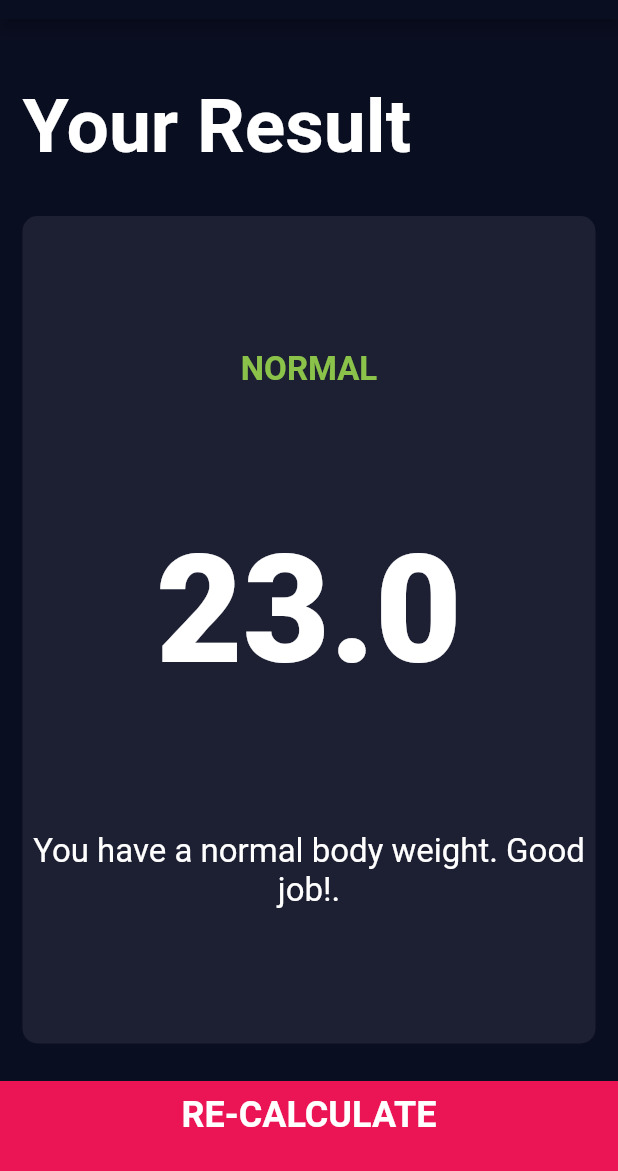
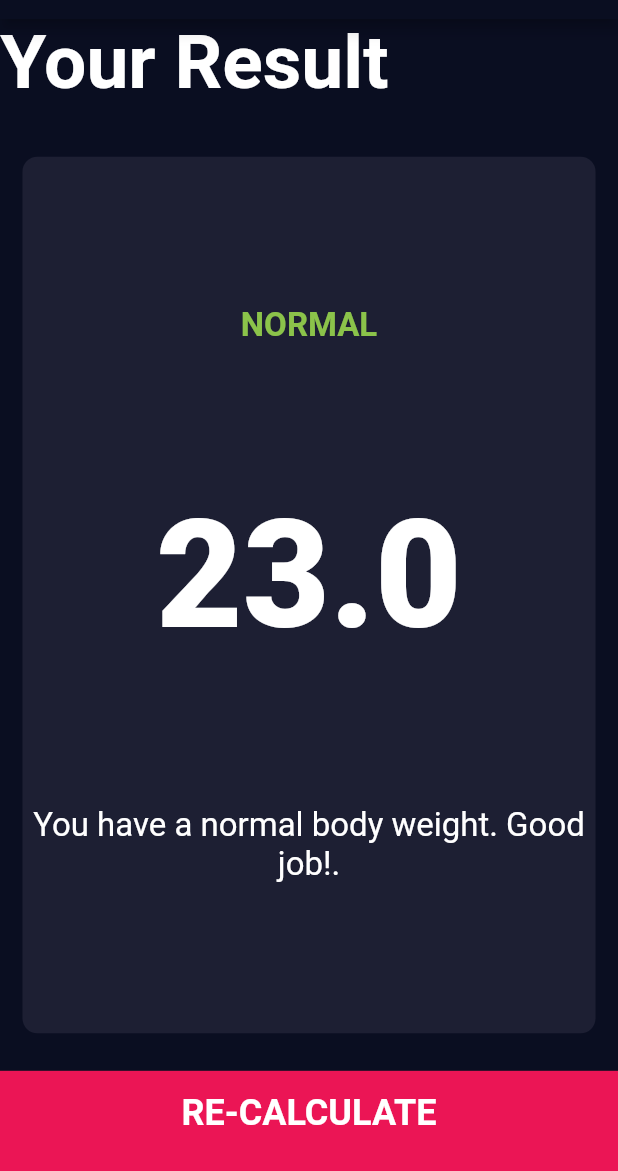
Before and after one commit to MostafaAE/BMI-Calculator, a Flutter app: the screen it shows after launch, after a tap on "CALCULATE", on a phone screen of 412 x 824 dp, the part 65-1236 px from its top. Run offline on Flutter 3.47's test engine with Material 2 defaults, Android fonts, the phone set to English and light mode, and no system bars; drawn by our look-alikes of auto_size_text; our stand-ins replace font_awesome_flutter.

Commit message:
Replacing Text by AutoSizeText

```diff
--- a/lib/components/calculate_button.dart
+++ b/lib/components/calculate_button.dart
@@ -1,3 +1,4 @@
+import 'package:auto_size_text/auto_size_text.dart';
 import 'package:flutter/material.dart';
 import '../constants.dart';
 
@@ -15,12 +16,11 @@ class CalcButton extends StatelessWidget {
       },
       child: Container(
         width: double.infinity,
-        height: kBottomContainerHeight,
         margin: EdgeInsets.only(top: 10),
-        padding: EdgeInsets.only(bottom: 15),
+        padding: EdgeInsets.only(bottom: 10),
         color: kBottomContainerColour,
         child: Center(
-          child: Text(
+          child: AutoSizeText(
             buttonText,
             style: kLargeButtonTextStyle,
           ),
--- a/lib/components/icon_content.dart
+++ b/lib/components/icon_content.dart
@@ -1,3 +1,4 @@
+import 'package:auto_size_text/auto_size_text.dart';
 import 'package:flutter/material.dart';
 import '../constants.dart';
 
@@ -18,7 +19,7 @@ class IconContent extends StatelessWidget {
         SizedBox(
           height: 15.0,
         ),
-        Text(cardText, style: kLabelTextStyle),
+        AutoSizeText(cardText, style: kLabelTextStyle),
       ],
     );
   }
--- a/lib/components/reusable_card.dart
+++ b/lib/components/reusable_card.dart
@@ -14,6 +14,7 @@ class ReusableCard extends StatelessWidget {
       },
       child: Container(
         margin: EdgeInsets.all(15),
+        padding: EdgeInsets.all(5),
         decoration: BoxDecoration(
           color: colour,
           borderRadius: BorderRadius.circular(10.0),
--- a/lib/constants.dart
+++ b/lib/constants.dart
@@ -3,7 +3,6 @@ import 'package:flutter/material.dart';
 const kActiveCardColour = Color(0xFF1D1F33);
 const kInactiveCardColour = Color(0xFF111328);
 const kBottomContainerColour = Color(0xFFEB1555);
-const kBottomContainerHeight = 60.0;
 const kLabelTextStyle = TextStyle(
   fontSize: 18.0,
   color: Color(0xFF555766),
--- a/lib/screens/input_page.dart
+++ b/lib/screens/input_page.dart
@@ -1,3 +1,4 @@
+import 'package:auto_size_text/auto_size_text.dart';
 import 'package:flutter/material.dart';
 import 'package:font_awesome_flutter/font_awesome_flutter.dart';
 import 'package:bmi_calculator/components/calculate_button.dart';
@@ -28,7 +29,7 @@ class _InputPageState extends State<InputPage> {
   Widget build(BuildContext context) {
     return Scaffold(
       appBar: AppBar(
-        title: Text('BMI CALCULATOR'),
+        title: AutoSizeText('BMI CALCULATOR'),
       ),
       body: Column(
         children: [
@@ -41,8 +42,10 @@ class _InputPageState extends State<InputPage> {
                     colour: selectedGender == Gender.male
                         ? kActiveCardColour
                         : kInactiveCardColour,
-                    cardChild: IconContent(
+                    cardChild: FittedBox(
+                      child: IconContent(
                           cardIcon: FontAwesomeIcons.mars, cardText: 'MALE'),
+                    ),
                     onPress: () {
                       setState(() {
                         selectedGender = Gender.male;
@@ -55,8 +58,10 @@ class _InputPageState extends State<InputPage> {
                     colour: selectedGender == Gender.female
                         ? kActiveCardColour
                         : kInactiveCardColour,
-                    cardChild: IconContent(
+                    cardChild: FittedBox(
+                      child: IconContent(
                           cardIcon: FontAwesomeIcons.venus, cardText: 'FEMALE'),
+                    ),
                     onPress: () {
                       setState(() {
                         selectedGender = Gender.female;
@@ -76,8 +81,9 @@ class _InputPageState extends State<InputPage> {
                     colour: kActiveCardColour,
                     cardChild: Column(
                       mainAxisAlignment: MainAxisAlignment.center,
+                      crossAxisAlignment: CrossAxisAlignment.center,
                       children: [
-                        Text(
+                        AutoSizeText(
                           'HEIGHT',
                           style: kLabelTextStyle,
                         ),
@@ -86,23 +92,24 @@ class _InputPageState extends State<InputPage> {
                           crossAxisAlignment: CrossAxisAlignment.baseline,
                           textBaseline: TextBaseline.alphabetic,
                           children: [
-                            Text(
+                            AutoSizeText(
                               '$height',
                               style: kNumberTextStyle,
                             ),
-                            Text(
+                            AutoSizeText(
                               'cm',
                               style: kLabelTextStyle,
                             ),
                           ],
                         ),
-                        SliderTheme(
+                        Expanded(
+                          child: SliderTheme(
                             data: SliderTheme.of(context).copyWith(
                               thumbShape: RoundSliderThumbShape(
                                 enabledThumbRadius: 15.0,
                               ),
                               overlayShape:
-                                RoundSliderOverlayShape(overlayRadius: 30.0),
+                                  RoundSliderOverlayShape(overlayRadius: 25.0),
                               thumbColor: Color(0xFFEB1555),
                               overlayColor: Color(0x29EB1555),
                               activeTrackColor: Colors.white,
@@ -117,6 +124,7 @@ class _InputPageState extends State<InputPage> {
                               },
                               min: 60,
                               max: 260,
+                            ),
                           ),
                         ),
                       ],
@@ -135,16 +143,18 @@ class _InputPageState extends State<InputPage> {
                     colour: kActiveCardColour,
                     cardChild: Column(
                       mainAxisAlignment: MainAxisAlignment.center,
+                      crossAxisAlignment: CrossAxisAlignment.center,
                       children: [
-                        Text(
+                        AutoSizeText(
                           'WEIGHT',
                           style: kLabelTextStyle,
                         ),
-                        Text(
+                        AutoSizeText(
                           '$weight',
                           style: kNumberTextStyle,
                         ),
-                        Row(
+                        Expanded(
+                          child: Row(
                             mainAxisAlignment: MainAxisAlignment.center,
                             children: [
                               RoundIconButton(
@@ -156,7 +166,7 @@ class _InputPageState extends State<InputPage> {
                                 },
                               ),
                               SizedBox(
-                              width: 20,
+                                width: 15,
                               ),
                               RoundIconButton(
                                 icon: FontAwesomeIcons.plus,
@@ -167,6 +177,7 @@ class _InputPageState extends State<InputPage> {
                                 },
                               ),
                             ],
+                          ),
                         )
                       ],
                     ),
@@ -178,15 +189,16 @@ class _InputPageState extends State<InputPage> {
                     cardChild: Column(
                       mainAxisAlignment: MainAxisAlignment.center,
                       children: [
-                        Text(
+                        AutoSizeText(
                           'AGE',
                           style: kLabelTextStyle,
                         ),
-                        Text(
+                        AutoSizeText(
                           '$age',
                           style: kNumberTextStyle,
                         ),
-                        Row(
+                        Expanded(
+                          child: Row(
                             mainAxisAlignment: MainAxisAlignment.center,
                             children: [
                               RoundIconButton(
@@ -198,7 +210,7 @@ class _InputPageState extends State<InputPage> {
                                 },
                               ),
                               SizedBox(
-                              width: 20,
+                                width: 15,
                               ),
                               RoundIconButton(
                                 icon: FontAwesomeIcons.plus,
@@ -209,6 +221,7 @@ class _InputPageState extends State<InputPage> {
                                 },
                               ),
                             ],
+                          ),
                         )
                       ],
                     ),
@@ -217,7 +230,9 @@ class _InputPageState extends State<InputPage> {
               ],
             ),
           ),
-          CalcButton(
+          Expanded(
+            flex: 1,
+            child: CalcButton(
                 buttonText: 'CALCULATE',
                 onPressed: () {
                   BMICalculator bmiCalc =
@@ -232,6 +247,7 @@ class _InputPageState extends State<InputPage> {
                             )),
                   );
                 }),
+          ),
         ],
       ),
     );
--- a/lib/screens/results_page.dart
+++ b/lib/screens/results_page.dart
@@ -1,3 +1,4 @@
+import 'package:auto_size_text/auto_size_text.dart';
 import 'package:bmi_calculator/components/reusable_card.dart';
 import 'package:bmi_calculator/components/calculate_button.dart';
 import 'package:flutter/material.dart';
@@ -18,39 +19,38 @@ class ResultsPage extends StatelessWidget {
   Widget build(BuildContext context) {
     return Scaffold(
       appBar: AppBar(
-        title: Text('BMI CALCULATOR'),
+        title: AutoSizeText('BMI CALCULATOR'),
       ),
       body: Column(
           mainAxisAlignment: MainAxisAlignment.spaceEvenly,
           crossAxisAlignment: CrossAxisAlignment.stretch,
           children: [
             Expanded(
+              flex: 1,
               child: Container(
-                padding: EdgeInsets.all(15.0),
-                alignment: Alignment.bottomLeft,
-                child: Text(
+                child: AutoSizeText(
                   'Your Result',
                   style: kLargeText,
                 ),
               ),
             ),
             Expanded(
-              flex: 5,
+              flex: 8,
               child: ReusableCard(
                 colour: kActiveCardColour,
                 cardChild: Column(
                   mainAxisAlignment: MainAxisAlignment.spaceEvenly,
                   crossAxisAlignment: CrossAxisAlignment.center,
                   children: [
-                    Text(
+                    AutoSizeText(
                       bmiResult,
                       style: kBMIResult,
                     ),
-                    Text(
+                    AutoSizeText(
                       bmiValue,
                       style: kBMIValue,
                     ),
-                    Text(
+                    AutoSizeText(
                       bmiDescription,
                       style: kBMIDescription,
                       textAlign: TextAlign.center,
@@ -59,11 +59,14 @@ class ResultsPage extends StatelessWidget {
                 ),
               ),
             ),
-            CalcButton(
-              buttonText: 'RE-CALCULATE',
-              onPressed: () {
-                Navigator.pop(context);
-              },
+            Expanded(
+              flex: 1,
+              child: CalcButton(
+                buttonText: 'RE-CALCULATE',
+                onPressed: () {
+                  Navigator.pop(context);
+                },
+              ),
             ),
           ]),
     );
--- a/pubspec.yaml
+++ b/pubspec.yaml
@@ -12,6 +12,7 @@ dependencies:
 
   cupertino_icons: ^0.1.2
   font_awesome_flutter: ^9.0.0
+  auto_size_text: ^2.1.0
 
 dev_dependencies:
   flutter_test:
```
Also changed, not shown: 1 other file. Lines whose indentation alone changed are shown as unchanged.
